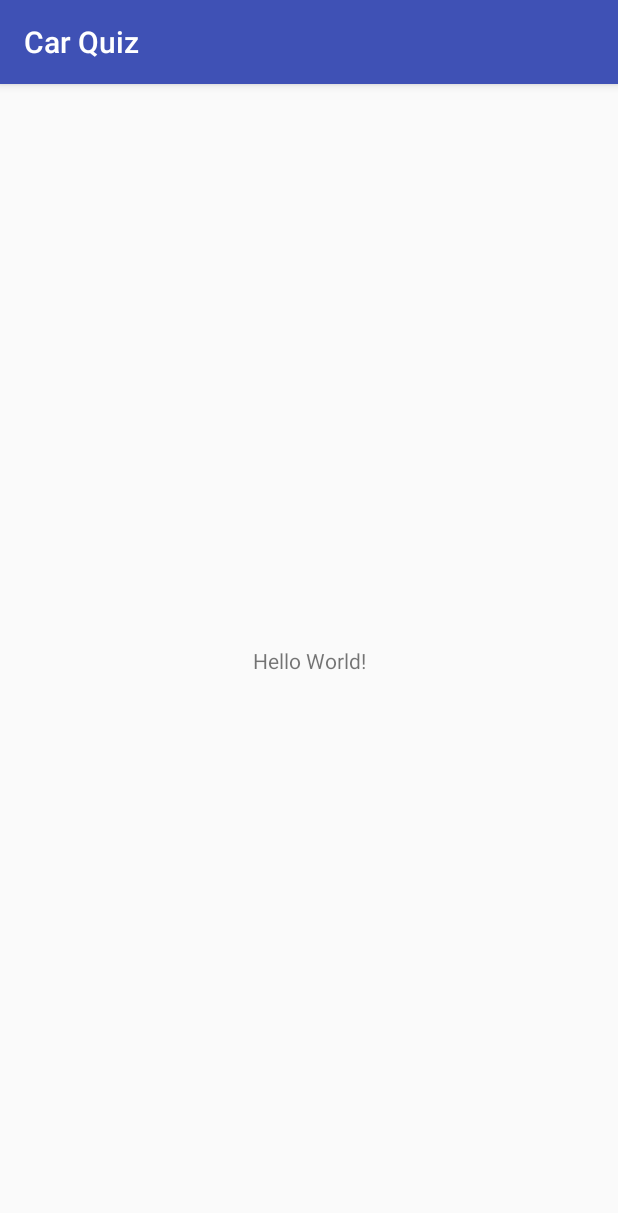
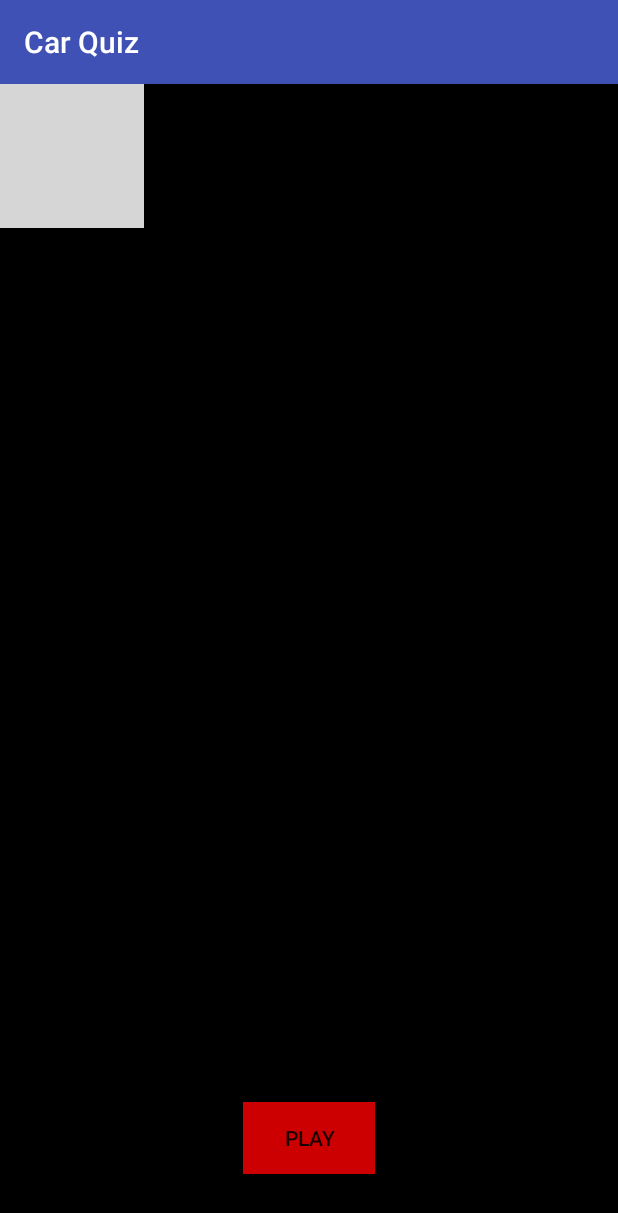
Before and after one commit to jibauch94/CarQuiz, an Android app: the screen it shows after launch (FrontPageActivity), on a phone screen of 412 x 824 dp. Shown: the top 1213 px of the screen. Run offline under Robolectric (Android 15) with nearby library versions, the phone set to English and light mode, and no system bars; grey boxes are pictures that could not be loaded.

Commit message:
forsiden er designet - mangler kun farve på appbar

```diff
--- a/app/src/main/res/layout/activity_front_page.xml
+++ b/app/src/main/res/layout/activity_front_page.xml
@@ -1,18 +1,28 @@
 <?xml version="1.0" encoding="utf-8"?>
-<android.support.constraint.ConstraintLayout xmlns:android="http://schemas.android.com/apk/res/android"
+<RelativeLayout xmlns:android="http://schemas.android.com/apk/res/android"
     xmlns:app="http://schemas.android.com/apk/res-auto"
     xmlns:tools="http://schemas.android.com/tools"
     android:layout_width="match_parent"
     android:layout_height="match_parent"
+    android:background="@android:color/black"
     tools:context="com.example.jibba.carquiz.FrontPageActivity">
 
-    <TextView
+
+    <ImageView
+        android:id="@+id/imageView3"
         android:layout_width="wrap_content"
         android:layout_height="wrap_content"
-        android:text="Hello World!"
-        app:layout_constraintBottom_toBottomOf="parent"
-        app:layout_constraintLeft_toLeftOf="parent"
-        app:layout_constraintRight_toRightOf="parent"
-        app:layout_constraintTop_toTopOf="parent" />
+        android:layout_alignParentStart="true"
+        android:layout_alignParentTop="true"
+        app:srcCompat="@drawable/car_quiz_frontpage" />
 
-</android.support.constraint.ConstraintLayout>
+    <Button
+        android:id="@+id/button"
+        android:layout_width="wrap_content"
+        android:layout_height="wrap_content"
+        android:layout_alignParentBottom="true"
+        android:layout_centerHorizontal="true"
+        android:layout_marginBottom="41dp"
+        android:text="Play"
+        android:background="@android:color/holo_red_dark"/>
+</RelativeLayout>
--- a/app/src/main/res/values/colors.xml
+++ b/app/src/main/res/values/colors.xml
@@ -3,4 +3,6 @@
     <color name="colorPrimary">#3F51B5</color>
     <color name="colorPrimaryDark">#303F9F</color>
     <color name="colorAccent">#FF4081</color>
+
+
 </resources>
--- a/app/src/main/res/values/styles.xml
+++ b/app/src/main/res/values/styles.xml
@@ -6,6 +6,11 @@
         <item name="colorPrimary">@color/colorPrimary</item>
         <item name="colorPrimaryDark">@color/colorPrimaryDark</item>
         <item name="colorAccent">@color/colorAccent</item>
+
+
+
     </style>
 
+
+
 </resources>
```
